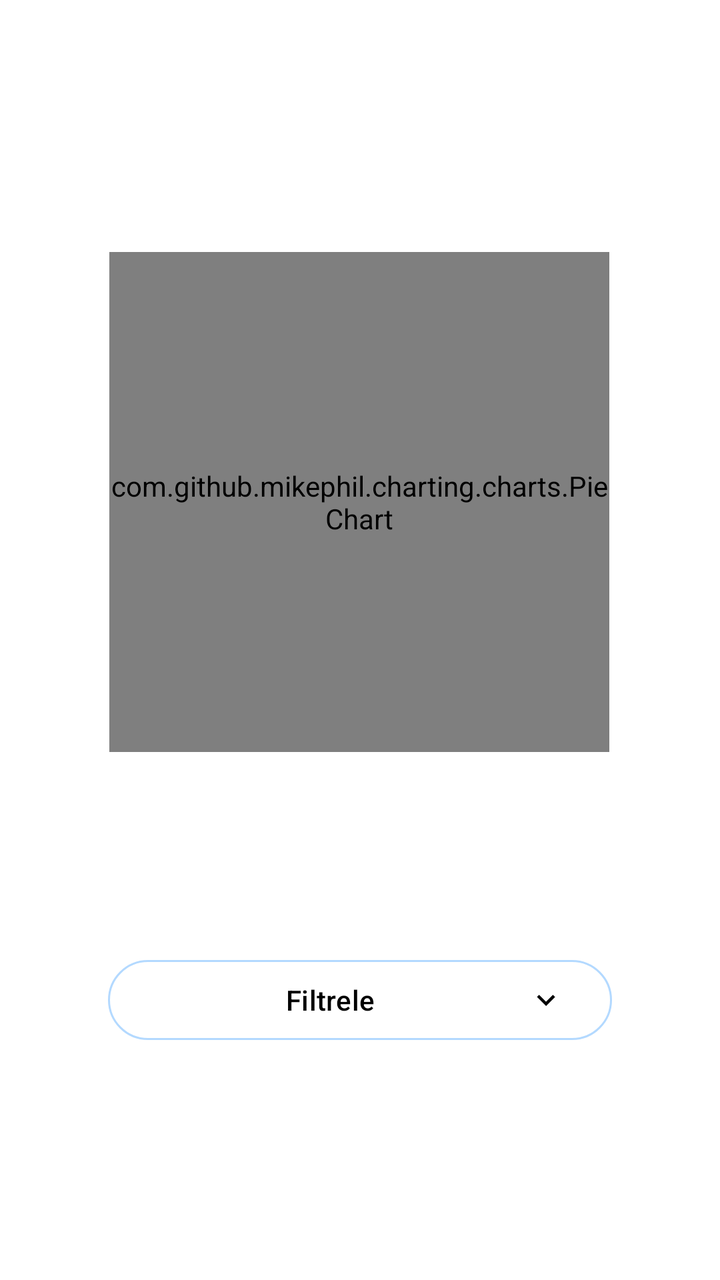
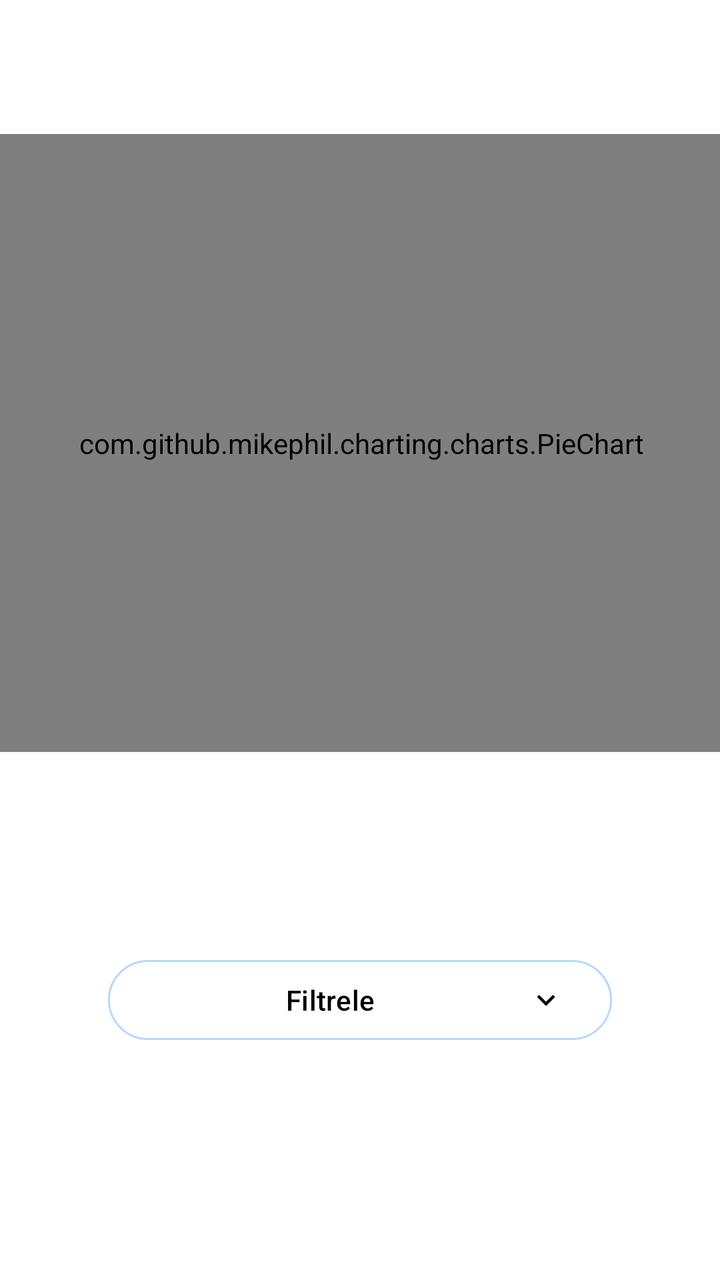

Before-and-after screenshots of an Android layout around one commit, followed by the original layout XML and the change that was made.
<!-- AndroidManifest.xml: application theme Theme.DesignExample -->
<!-- res/layout/fragment_birinci.xml -->
<?xml version="1.0" encoding="utf-8"?>
<androidx.constraintlayout.widget.ConstraintLayout xmlns:android="http://schemas.android.com/apk/res/android"
    xmlns:app="http://schemas.android.com/apk/res-auto"
    xmlns:tools="http://schemas.android.com/tools"
    android:layout_width="match_parent"
    android:layout_height="match_parent"
    android:background="@color/white"
    tools:context=".design.birinciFragment">


    <com.github.mikephil.charting.charts.PieChart
        android:id="@+id/pieChart"
        android:layout_width="250dp"
        android:layout_height="250dp"
        android:layout_marginBottom="100dp"
        app:layout_constraintBottom_toTopOf="@+id/YilBottomSheetButon"
        app:layout_constraintEnd_toEndOf="parent"
        app:layout_constraintHorizontal_bias="0.496"
        app:layout_constraintStart_toStartOf="parent" />

    <Button
        android:id="@+id/YilBottomSheetButon"
        style="@style/Widget.Material3.Button.OutlinedButton.Icon"
        android:layout_width="0dp"
        android:layout_height="wrap_content"
        android:layout_marginBottom="116dp"
        android:text="Filtrele"
        android:textColor="@color/black"
        app:icon="@drawable/dropdown_icon"
        app:iconGravity="end"
        app:iconTint="@color/black"
        app:layout_constraintBottom_toBottomOf="parent"
        app:layout_constraintEnd_toEndOf="parent"
        app:layout_constraintStart_toStartOf="parent"
        app:layout_constraintWidth_percent="0.7"
        app:rippleColor="#E9FFBF"
        app:strokeColor="#B3D9FF" />

</androidx.constraintlayout.widget.ConstraintLayout>
<!-- resources referenced by this layout -->
<resources>
  <color name="black">#FF000000</color>
  <color name="white">#FFFFFFFF</color>
  <!-- drawable dropdown_icon (drawable) -->
  <vector xmlns:android="http://schemas.android.com/apk/res/android" android:height="24dp" android:tint="#9DC778" android:viewportHeight="24" android:viewportWidth="24" android:width="24dp">
        
      <path android:fillColor="@android:color/white" android:pathData="M7.41,8.59L12,13.17l4.59,-4.58L18,10l-6,6 -6,-6 1.41,-1.41z"/>
      
  </vector>
  <style name="Theme.DesignExample" parent="Base.Theme.DesignExample" />
  <style name="Base.Theme.DesignExample" parent="Theme.Material3.DayNight.NoActionBar">
          
          
          <item name="android:statusBarColor">@color/black</item>
      </style>
</resources>

<!-- the commit's change to res/layout/fragment_birinci.xml (unified diff, before → after) -->
@@ -10,8 +10,8 @@
 
     <com.github.mikephil.charting.charts.PieChart
         android:id="@+id/pieChart"
-        android:layout_width="250dp"
-        android:layout_height="250dp"
+        android:layout_width="364dp"
+        android:layout_height="309dp"
         android:layout_marginBottom="100dp"
         app:layout_constraintBottom_toTopOf="@+id/YilBottomSheetButon"
         app:layout_constraintEnd_toEndOf="parent"
